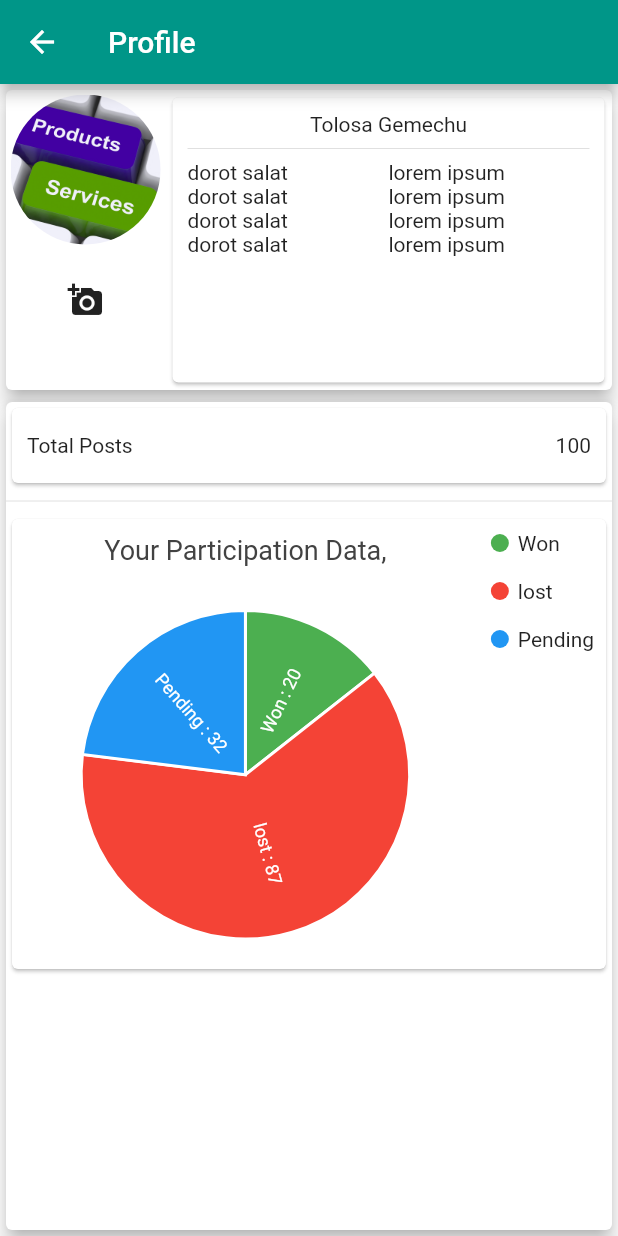
After one commit to adwaTech/project-capstone, a Flutter app: the ProfilePage screen opened directly, on a phone screen of 412 x 824 dp. The commit adds this screen. Run offline on Flutter 3.47's test engine with Material 2 defaults, Android fonts, the light colour scheme and no system bars; our stand-ins replace charts_flutter.

Commit message:
added profile page

```diff
--- /dev/null
+++ b/mobile front-end/auction_mobile/lib/components/about.dart
@@ -0,0 +1,26 @@
+import 'package:flutter/material.dart';
+
+class AboutPage extends StatelessWidget {
+  @override
+  Widget build(BuildContext context) {
+    return Scaffold(
+      appBar: AppBar(
+        title: Text('About Us'),
+      ),
+      body: Column(
+        children: [
+          Container(
+              height: 200,
+              width: MediaQuery.of(context).size.width,
+              child: Image.asset('assets/images/product_logo.jpg',
+                  fit: BoxFit.cover)),
+          Card(
+            elevation: 10,
+            child: Text(
+                'Hello, This app is develped for you, customers, to be able to particpate in and create auctions at the comfort of your home'),
+          ),
+        ],
+      ),
+    );
+  }
+}
--- a/mobile front-end/auction_mobile/lib/main.dart
+++ b/mobile front-end/auction_mobile/lib/main.dart
@@ -2,12 +2,14 @@ import 'package:auction_mobile/components/drawer.dart';
 import 'package:auction_mobile/live_auctions_view.dart';
 import 'package:auction_mobile/post_auction.dart';
 import 'package:auction_mobile/product_browser.dart';
+import 'package:auction_mobile/profile.dart';
 import 'package:auction_mobile/search_view.dart';
 import 'package:auction_mobile/your_auctions.dart';
 import 'package:flutter/material.dart';
 import 'package:flutter/rendering.dart';
 
 import 'category_browser.dart';
+import 'components/about.dart';
 import 'notifications.dart';
 
 void main() {
@@ -47,9 +49,13 @@ class _AuctionAppState extends State<AuctionApp> with TickerProviderStateMixin {
                 backgroundColor: Colors.teal[800],
                 actions: [
                   Padding(
-                    padding: EdgeInsets.all(8),
+                    padding: EdgeInsets.all(0),
                     child: IconButton(
-                      icon: Icon(Icons.search),
+                      alignment: Alignment.bottomCenter,
+                      icon: Icon(
+                        Icons.search,
+                        size: 30,
+                      ),
                       onPressed: () {
                         Navigator.of(_scaffoldKey.currentContext).push(
                             MaterialPageRoute(
@@ -61,11 +67,30 @@ class _AuctionAppState extends State<AuctionApp> with TickerProviderStateMixin {
                       padding: EdgeInsets.all(8),
                       child: PopupMenuButton(
                         icon: Icon(Icons.face, size: 30),
+                        onSelected: (value) {
+                          switch (value) {
+                            case 'profile':
+                              Navigator.of(_scaffoldKey.currentContext).push(
+                                  MaterialPageRoute(
+                                      builder: (context) => ProfilePage()));
+                              break;
+                            case 'contact':
+                              // TODO: navigate to contact us page
+                              break;
+                            case 'about':
+                              // TODO: navigate to about us page
+                              Navigator.of(_scaffoldKey.currentContext).push(
+                                  MaterialPageRoute(
+                                      builder: (context) => AboutPage()));
+                          }
+                        },
                         itemBuilder: (context) => <PopupMenuItem>[
-                          PopupMenuItem(child: Text('Your profile')),
-                          PopupMenuItem(child: Text('Dashboard')),
-                          PopupMenuItem(child: Text('Contact Us')),
                           PopupMenuItem(
+                              value: 'profile', child: Text('Your profile')),
+                          PopupMenuItem(
+                              value: 'contact', child: Text('Contact Us')),
+                          PopupMenuItem(
+                            value: 'about',
                             child: Text('About Us'),
                           )
                         ],
--- /dev/null
+++ b/mobile front-end/auction_mobile/lib/profile.dart
@@ -0,0 +1,168 @@
+import 'package:flutter/material.dart';
+import 'package:charts_flutter/flutter.dart';
+
+class ProfilePage extends StatefulWidget {
+  @override
+  _ProfilePageState createState() => _ProfilePageState();
+}
+
+class _ProfilePageState extends State<ProfilePage> {
+  final List<_AuctionData> _data = [
+    _AuctionData('Won', 20),
+    _AuctionData('lost', 87),
+    _AuctionData('Pending', 32)
+  ];
+  final _colorPalette = [
+    MaterialPalette.green,
+    MaterialPalette.red,
+    MaterialPalette.blue
+  ];
+  @override
+  Widget build(BuildContext context) {
+    return Scaffold(
+      appBar: AppBar(
+        title: Text('Profile'),
+      ),
+      body: Container(
+        child: Column(
+          children: [
+            Card(
+              elevation: 5,
+              // profile icon and name
+              child: Container(
+                height: 200,
+                width: MediaQuery.of(context).size.width,
+                child: Row(
+                  crossAxisAlignment: CrossAxisAlignment.start,
+                  children: [
+                    Column(children: [
+                      Container(
+                        margin: EdgeInsets.all(3),
+                        decoration: BoxDecoration(
+                            image: DecorationImage(
+                                image: AssetImage(
+                                    'assets/images/product_logo.jpg'),
+                                fit: BoxFit.cover),
+                            borderRadius: BorderRadius.circular(90)),
+                        height: 100,
+                        width: 100,
+                      ),
+                      Container(
+                        margin: EdgeInsets.all(10),
+                        child: IconButton(
+                          icon: Icon(Icons.add_a_photo),
+                          onPressed: () {},
+                        ),
+                      )
+                    ]),
+                    Expanded(
+                        child: Container(
+                            child: Padding(
+                      padding: EdgeInsets.all(1),
+                      child: Card(
+                          child: Container(
+                        height: 200,
+                        child: Center(
+                            child: Padding(
+                                padding: EdgeInsets.all(10),
+                                child: Column(
+                                  children: [
+                                    Text('Tolosa Gemechu'),
+                                    Divider(),
+                                    Row(
+                                      children: [
+                                        Expanded(child: Text('dorot salat')),
+                                        Expanded(child: Text('lorem ipsum'))
+                                      ],
+                                    ),
+                                    Row(
+                                      children: [
+                                        Expanded(child: Text('dorot salat')),
+                                        Expanded(child: Text('lorem ipsum'))
+                                      ],
+                                    ),
+                                    Row(
+                                      children: [
+                                        Expanded(child: Text('dorot salat')),
+                                        Expanded(child: Text('lorem ipsum'))
+                                      ],
+                                    ),
+                                    Row(
+                                      children: [
+                                        Expanded(child: Text('dorot salat')),
+                                        Expanded(child: Text('lorem ipsum'))
+                                      ],
+                                    ),
+                                  ],
+                                ))),
+                      )),
+                    )))
+                  ],
+                ),
+              ),
+            ),
+            //Divider(),
+            Expanded(
+                child: Card(
+                    // profile statistics
+                    elevation: 5,
+                    child: ListView(
+                      children: [
+                        Card(
+                          child: Container(
+                              height: 50,
+                              padding: EdgeInsets.all(10),
+                              child: Row(
+                                mainAxisAlignment:
+                                    MainAxisAlignment.spaceBetween,
+                                children: [Text('Total Posts'), Text('100')],
+                              )),
+                        ),
+                        Divider(),
+                        Card(
+                            child: Container(
+                                height: 300,
+                                child: PieChart(
+                                  [
+                                    Series<_AuctionData, String>(
+                                        id: 'participation_series',
+                                        colorFn: (_, index) =>
+                                            _colorPalette[index].shadeDefault,
+                                        domainFn: (_AuctionData data, _) =>
+                                            data.type,
+                                        measureFn: (_AuctionData data, _) =>
+                                            data.count,
+                                        data: _data,
+                                        labelAccessorFn:
+                                            (_AuctionData data, _) =>
+                                                '${data.type} : ${data.count}')
+                                  ],
+                                  animate: true,
+                                  animationDuration: Duration(seconds: 1),
+                                  defaultRenderer:
+                                      ArcRendererConfig(arcRendererDecorators: [
+                                    ArcLabelDecorator(
+                                      labelPosition: ArcLabelPosition.inside,
+                                    )
+                                  ]),
+                                  behaviors: [
+                                    ChartTitle('Your Participation Data,'),
+                                    DatumLegend(
+                                        position: BehaviorPosition.end,
+                                        desiredMaxColumns: 1)
+                                  ],
+                                )))
+                      ],
+                    ))),
+          ],
+        ),
+      ),
+    );
+  }
+}
+
+class _AuctionData {
+  final String type;
+  final int count;
+  _AuctionData(this.type, this.count);
+}
--- a/mobile front-end/auction_mobile/pubspec.yaml
+++ b/mobile front-end/auction_mobile/pubspec.yaml
@@ -28,6 +28,7 @@ dependencies:
   # The following adds the Cupertino Icons font to your application.
   # Use with the CupertinoIcons class for iOS style icons.
   cupertino_icons: ^1.0.2
+  charts_flutter: ^0.11.0
 
 dev_dependencies:
   flutter_test:
```
Also changed, not shown: mobile front-end/auction_mobile/pubspec.lock.
